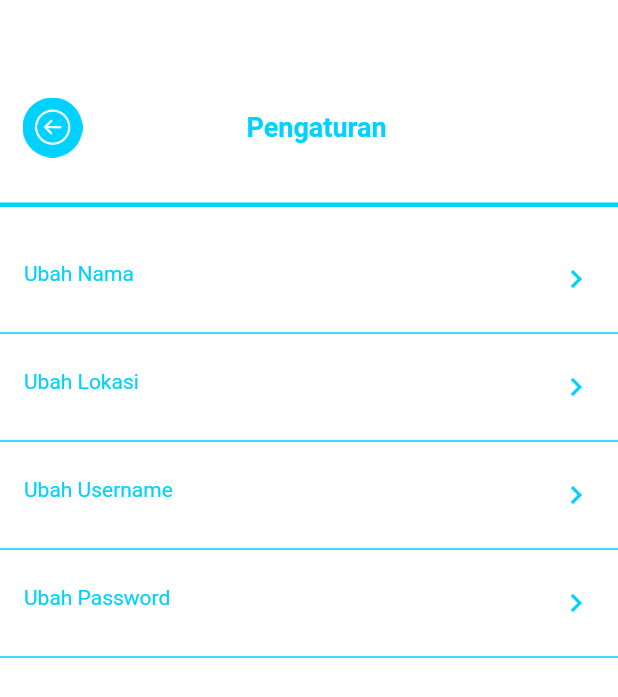
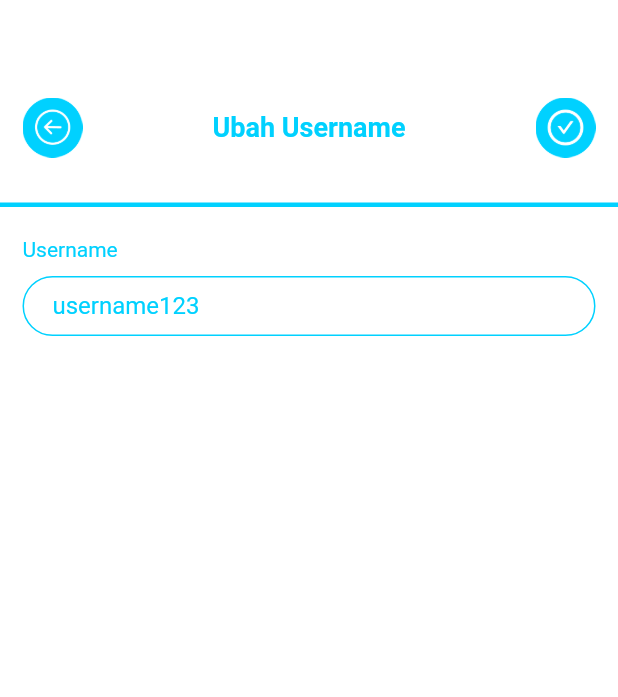
Before and after one commit to Faisalia/mabatua, a Flutter app: the SettingPage screen opened by its route, after a tap on "Ubah Username", on a phone screen of 412 x 824 dp. Shown: the top 697 px of the screen. Run offline on Flutter 3.47's test engine with Material 2 defaults, Android fonts, the phone set to English and light mode, and no system bars.

Commit message:
add edit username page

```diff
--- a/lib/main.dart
+++ b/lib/main.dart
@@ -7,6 +7,7 @@ import './pages/main_page.dart';
 import './pages/setting_page.dart';
 import './pages/edit_profile/edit_name_page.dart';
 import './pages/edit_profile/edit_address_page.dart';
+import './pages/edit_profile/edit_username_page.dart';
 
 void main() => runApp(const MyApp());
 
@@ -44,6 +45,7 @@ class MyApp extends StatelessWidget {
         SettingPage.routeName: (context) => SettingPage(),
         EditNamePage.routeName: (context) => EditNamePage(),
         EditAddressPage.routeName: (context) => EditAddressPage(),
+        EditUsernamePage.routeName: (context) => EditUsernamePage(),
       },
     );
   }
--- /dev/null
+++ b/lib/pages/edit_profile/edit_username_page.dart
@@ -0,0 +1,84 @@
+import 'package:flutter/material.dart';
+import '../../widgets/edit_title.dart';
+
+class EditUsernamePage extends StatefulWidget {
+  const EditUsernamePage({Key? key}) : super(key: key);
+  static const routeName = '/editusername';
+
+  @override
+  State<EditUsernamePage> createState() => _EditUsernamePageState();
+}
+
+class _EditUsernamePageState extends State<EditUsernamePage> {
+  TextEditingController _firstNameController = TextEditingController();
+  TextEditingController _lastNameController = TextEditingController();
+
+  @override
+  Widget build(BuildContext context) {
+    return Scaffold(
+      body: Container(
+        padding: EdgeInsets.symmetric(vertical: 35),
+        child: Column(
+          children: [
+            EditTitle(
+              title: 'Ubah Username',
+            ),
+            Container(
+              padding: EdgeInsets.only(top: 20, left: 15, right: 15),
+              // height: 600,
+              decoration: BoxDecoration(
+                border: Border(
+                  top: BorderSide(
+                      width: 3, color: Theme.of(context).primaryColor),
+                ),
+              ),
+              child: Form(
+                child: Column(
+                  crossAxisAlignment: CrossAxisAlignment.start,
+                  children: [
+                    Text(
+                      'Username',
+                      style: TextStyle(color: Theme.of(context).primaryColor),
+                    ),
+                    SizedBox(
+                      height: 10,
+                    ),
+                    Container(
+                      height: 40,
+                      child: TextFormField(
+                        controller: _firstNameController..text = 'username123',
+                        enableInteractiveSelection: false,
+                        focusNode: FocusNode(),
+                        decoration: InputDecoration(
+                          contentPadding: EdgeInsets.symmetric(horizontal: 20),
+                          // hintText: 'Faisal',
+                          hintStyle: TextStyle(
+                            color: Theme.of(context).primaryColor,
+                            fontWeight: FontWeight.w300,
+                            fontSize: 12,
+                          ),
+                          fillColor: Theme.of(context).primaryColor,
+                          focusedBorder: OutlineInputBorder(
+                            borderSide: BorderSide(
+                                color: Theme.of(context).primaryColor,
+                                width: 2),
+                            borderRadius: BorderRadius.circular(50),
+                          ),
+                          enabledBorder: OutlineInputBorder(
+                            borderSide: BorderSide(
+                                color: Theme.of(context).primaryColor),
+                            borderRadius: BorderRadius.circular(50),
+                          ),
+                        ),
+                      ),
+                    ),
+                  ],
+                ),
+              ),
+            ),
+          ],
+        ),
+      ),
+    );
+  }
+}
--- a/lib/pages/setting_page.dart
+++ b/lib/pages/setting_page.dart
@@ -1,6 +1,7 @@
 import 'package:flutter/material.dart';
 import './edit_profile/edit_name_page.dart';
 import './edit_profile/edit_address_page.dart';
+import './edit_profile/edit_username_page.dart';
 
 class SettingPage extends StatelessWidget {
   const SettingPage({Key? key}) : super(key: key);
@@ -95,7 +96,10 @@ class SettingPage extends StatelessWidget {
                         Icons.keyboard_arrow_right,
                         color: Theme.of(context).primaryColor,
                       ),
-                      onTap: () {},
+                      onTap: () {
+                        Navigator.of(context)
+                            .pushNamed(EditUsernamePage.routeName);
+                      },
                     ),
                     Divider(
                       color: Theme.of(context).primaryColor,
```
